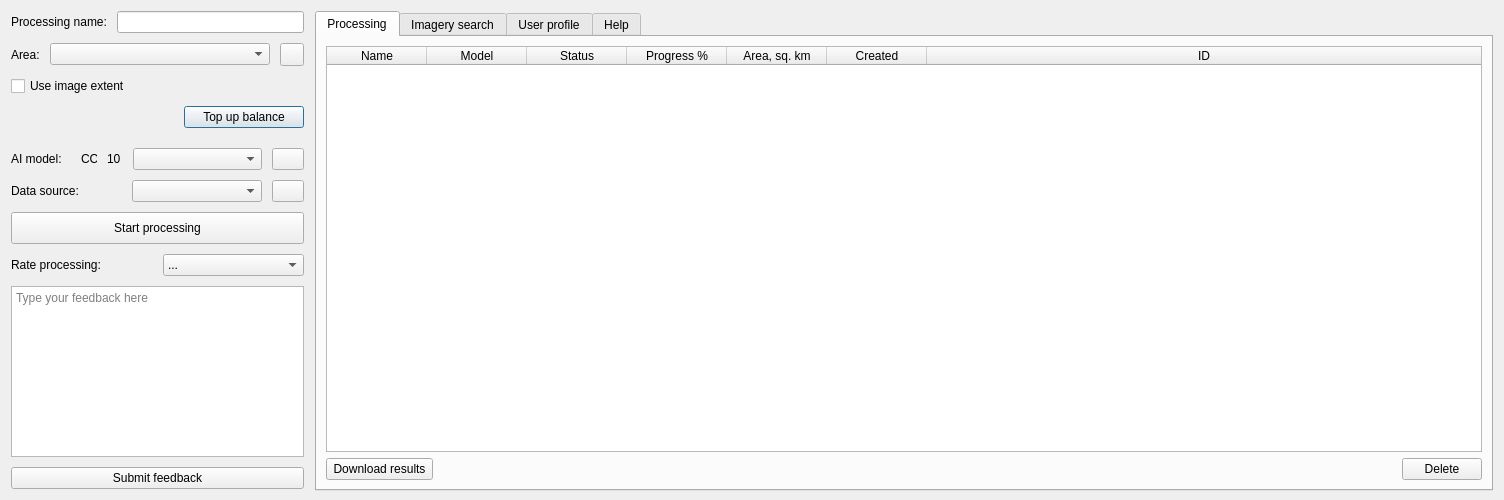
Before: the Qt Designer form mapflow/dialogs/static/ui/main_dialog.ui in Geoalert/mapflow-qgis, drawn with Qt 5.
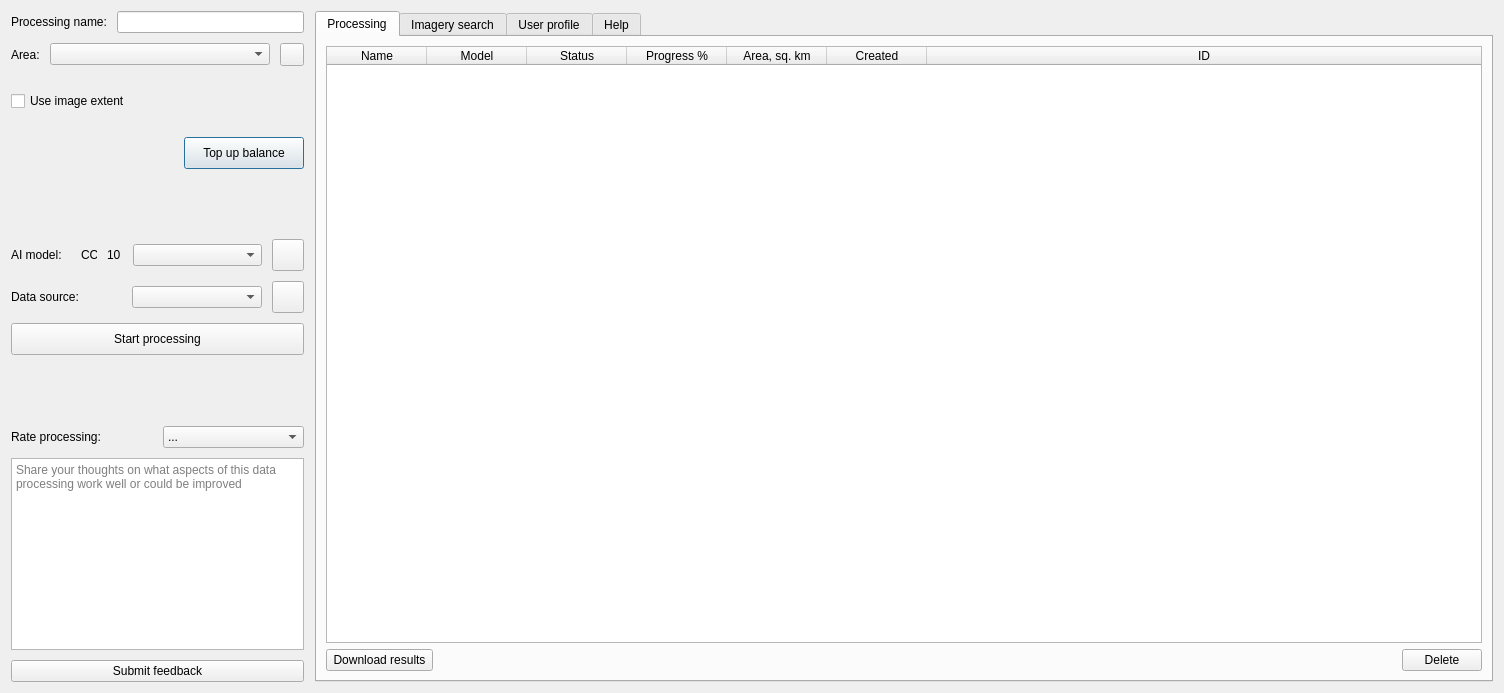
After: the same form once the commit is applied. Icons and pictures are not drawn. Custom widgets are drawn as their Qt base class.

Commit message: display cost and/or problems in a separate label, not tooltip and button; disable/enable whole rating widget; disable topup for non-credits billing

What changed in the file:
```diff
--- a/mapflow/dialogs/static/ui/main_dialog.ui
+++ b/mapflow/dialogs/static/ui/main_dialog.ui
@@ -7,7 +7,7 @@
     <x>0</x>
     <y>0</y>
     <width>1504</width>
-    <height>500</height>
+    <height>693</height>
    </rect>
   </property>
   <property name="minimumSize">
@@ -26,7 +26,7 @@
       <enum>QLayout::SetNoConstraint</enum>
      </property>
      <item>
-      <layout class="QVBoxLayout" name="procesingControlLayout" stretch="0,0,0,0,0,0,0,0,0,1,0">
+      <layout class="QVBoxLayout" name="procesingControlLayout" stretch="0,0,0,0,0,0,0,0,0,0,0,0">
        <property name="spacing">
         <number>10</number>
        </property>
@@ -490,6 +490,13 @@
          </property>
         </widget>
        </item>
+       <item>
+        <widget class="QLabel" name="processingProblemsLabel">
+         <property name="text">
+          <string/>
+         </property>
+        </widget>
+       </item>
        <item>
         <layout class="QHBoxLayout" name="horizontalLayout_8">
          <property name="leftMargin">
@@ -545,11 +552,6 @@
         </layout>
        </item>
        <item>
-        <layout class="QHBoxLayout" name="horizontalLayout_3">
-         <property name="spacing">
-          <number>0</number>
-         </property>
-         <item>
           <widget class="QTextEdit" name="processingRatingFeedbackText">
            <property name="sizePolicy">
             <sizepolicy hsizetype="Expanding" vsizetype="Maximum">
@@ -570,11 +572,9 @@
             </size>
            </property>
            <property name="placeholderText">
-            <string>Type your feedback here</string>
-           </property>
-          </widget>
-         </item>
-        </layout>
+          <string>Share your thoughts on what aspects of this data processing work well or could be improved</string>
+         </property>
+        </widget>
        </item>
        <item>
         <widget class="QPushButton" name="ratingSubmitButton">
```
Lines whose indentation alone changed are shown as unchanged. The commit also changes 2 other files.
